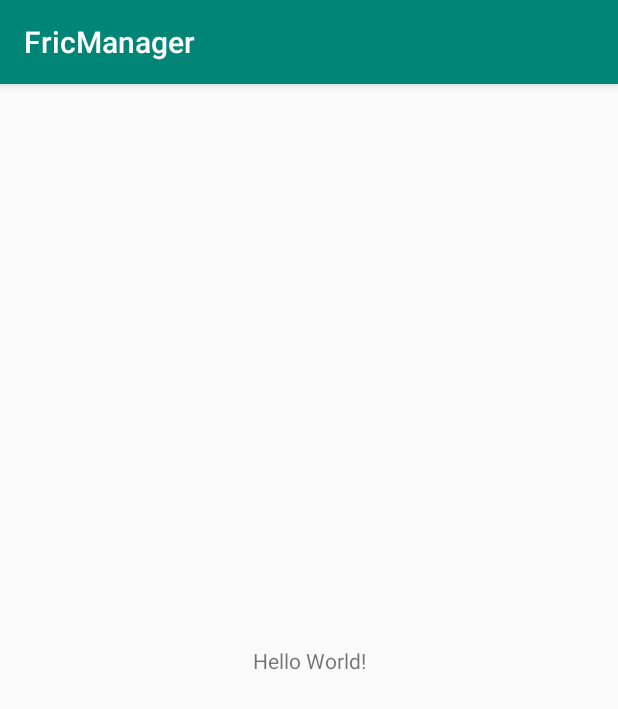
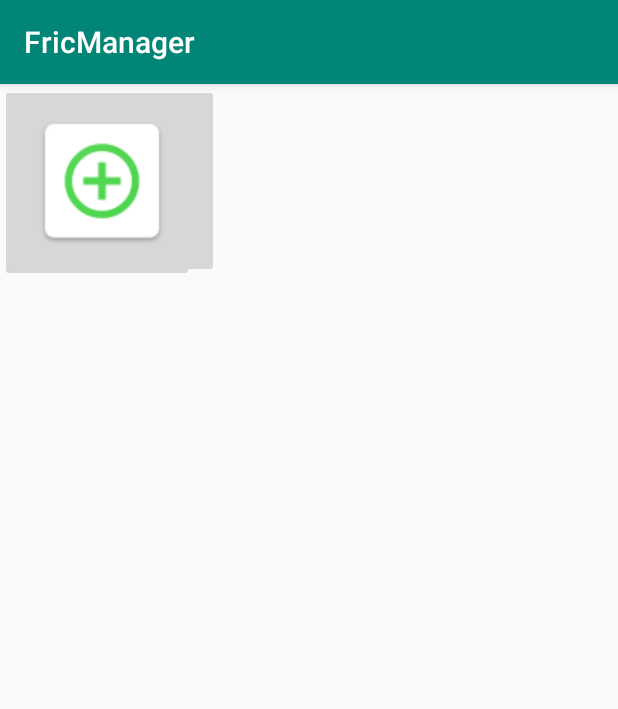
Before and after one commit to nabilaidouni/IHM, an Android app: the screen it shows after launch (MainActivity), on a phone screen of 412 x 824 dp. Shown: the top 709 px of the screen. Run offline under Robolectric (Android 15) with nearby library versions, the phone set to English and light mode, and no system bars.

Commit message:
Activity main

```diff
--- a/app/build.gradle
+++ b/app/build.gradle
@@ -26,4 +26,5 @@ dependencies {
     testImplementation 'junit:junit:4.12'
     androidTestImplementation 'androidx.test.ext:junit:1.1.0'
     androidTestImplementation 'androidx.test.espresso:espresso-core:3.1.1'
+    implementation 'com.google.android.material:material:1.0.0'
 }
--- a/app/src/main/res/layout/activity_main.xml
+++ b/app/src/main/res/layout/activity_main.xml
@@ -6,13 +6,28 @@
     android:layout_height="match_parent"
     tools:context=".MainActivity">
 
-    <TextView
-        android:layout_width="wrap_content"
-        android:layout_height="wrap_content"
-        android:text="Hello World!"
-        app:layout_constraintBottom_toBottomOf="parent"
-        app:layout_constraintLeft_toLeftOf="parent"
-        app:layout_constraintRight_toRightOf="parent"
-        app:layout_constraintTop_toTopOf="parent" />
+    <ImageButton
+        android:id="@+id/imageButton7"
+        android:layout_width="146dp"
+        android:layout_height="129dp"
+        app:srcCompat="@drawable/ic_launcher"
+        tools:layout_editor_absoluteX="3dp"
+        tools:layout_editor_absoluteY="601dp" />
+
+    <ImageButton
+        android:id="@+id/imageButton9"
+        android:layout_width="129dp"
+        android:layout_height="132dp"
+        app:srcCompat="@drawable/ic_personne"
+        tools:layout_editor_absoluteX="279dp"
+        tools:layout_editor_absoluteY="601dp" />
+
+    <ImageButton
+        android:id="@+id/imageButton10"
+        android:layout_width="136dp"
+        android:layout_height="129dp"
+        app:srcCompat="@drawable/ic_plus"
+        tools:layout_editor_absoluteX="143dp"
+        tools:layout_editor_absoluteY="601dp" />
 
 </androidx.constraintlayout.widget.ConstraintLayout>
```
Also changed, not shown: app/src/main/res/drawable/ic_launcher_background.xml (deleted, +0 -170 lines), app/src/main/res/drawable/ic_launcher.png (added), app/src/main/res/drawable/ic_personne.png (added), app/src/main/res/drawable/ic_plus.png (added).
